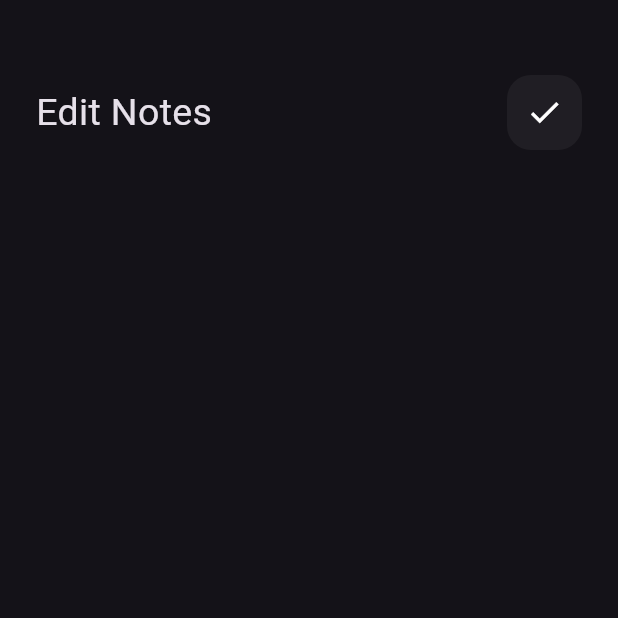
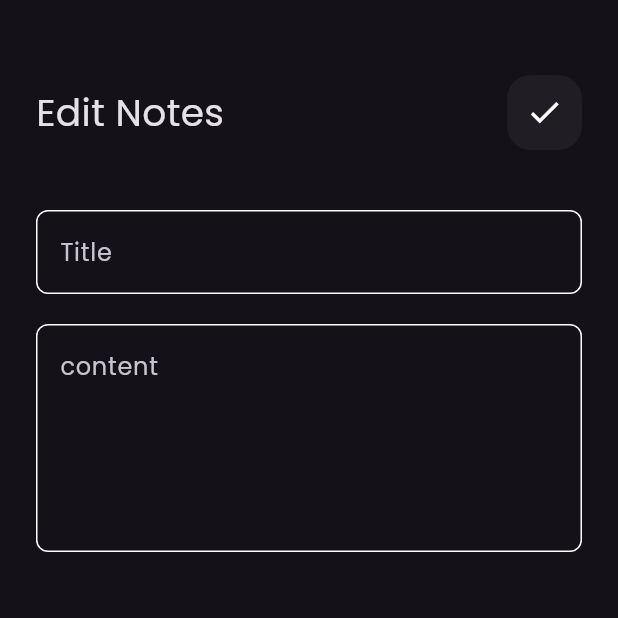
Before and after one commit to MohamedElnaggar0/note_app, a Flutter app: the EditNoteView screen opened directly, on a phone screen of 412 x 824 dp, the top half of it. Run offline on Flutter 3.47's test engine with Material 3 defaults, Android fonts, the phone set to English and light mode, and no system bars; our stand-ins replace font_awesome_flutter.

Commit message:
edit note view ui done and create note model

```diff
--- a/lib/views/widgets/edit_note_view_body.dart
+++ b/lib/views/widgets/edit_note_view_body.dart
@@ -1,19 +1,29 @@
 import 'package:flutter/material.dart';
 import 'package:note_app/views/widgets/custom_app_bar.dart';
+import 'package:note_app/views/widgets/custom_text_field.dart';
 
 class EditNoteViewBody extends StatelessWidget {
   const EditNoteViewBody({super.key});
 
   @override
   Widget build(BuildContext context) {
-    return Padding(
-      padding: const EdgeInsets.symmetric(horizontal: 24),
+    return const Padding(
+      padding: EdgeInsets.symmetric(horizontal: 24),
       child: Column(
         children: [
           SizedBox(
             height: 50,
           ),
-          CustomAppBar(title: 'Edit Notes', icon: Icons.check)
+          CustomAppBar(title: 'Edit Notes', icon: Icons.check),
+          SizedBox(
+            height: 40,
+          ),
+          CustomTextField(hintText: 'Title'),
+          SizedBox(height: 20),
+          CustomTextField(
+            hintText: 'content',
+            maxLines: 5,
+          )
         ],
       ),
     );
```
Also changed, not shown: lib/models/note_model.dart (added, +12 -0 lines), pubspec.yaml (+5 -12 lines).
